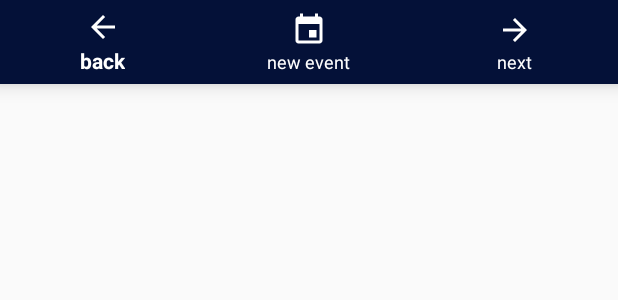
After one commit to juampiludu/Astronomer, an Android app: the layout botton_nav.xml on its own in the app's theme, with its tools: preview values and no code run, on a phone screen of 412 x 824 dp. The commit adds this screen. Shown: the top 300 px of the screen. Run offline under Robolectric (Android 15) with nearby library versions, the phone set to English and light mode, and no system bars; Roboto replaces fonts that are not available here.

Commit message:
fab replaced with bottom nav view

```diff
--- a/app/src/main/res/drawable/ic_add.xml
+++ /dev/null
@@ -1,5 +0,0 @@
-<vector android:height="24dp" android:tint="#FFFFFF"
-    android:viewportHeight="24.0" android:viewportWidth="24.0"
-    android:width="24dp" xmlns:android="http://schemas.android.com/apk/res/android">
-    <path android:fillColor="#FF000000" android:pathData="M19,13h-6v6h-2v-6H5v-2h6V5h2v6h6v2z"/>
-</vector>
--- /dev/null
+++ b/app/src/main/res/drawable/ic_arrow_back.xml
@@ -0,0 +1,5 @@
+<vector android:height="24dp" android:tint="#FFFFFF"
+    android:viewportHeight="24.0" android:viewportWidth="24.0"
+    android:width="24dp" xmlns:android="http://schemas.android.com/apk/res/android">
+    <path android:fillColor="#FF000000" android:pathData="M20,11H7.83l5.59,-5.59L12,4l-8,8 8,8 1.41,-1.41L7.83,13H20v-2z"/>
+</vector>
--- /dev/null
+++ b/app/src/main/res/drawable/ic_arrow_forward.xml
@@ -0,0 +1,5 @@
+<vector android:height="24dp" android:tint="#FFFFFF"
+    android:viewportHeight="24.0" android:viewportWidth="24.0"
+    android:width="24dp" xmlns:android="http://schemas.android.com/apk/res/android">
+    <path android:fillColor="#FF000000" android:pathData="M12,4l-1.41,1.41L16.17,11H4v2h12.17l-5.58,5.59L12,20l8,-8z"/>
+</vector>
--- /dev/null
+++ b/app/src/main/res/drawable/ic_event.xml
@@ -0,0 +1,5 @@
+<vector android:height="24dp" android:tint="#FFFFFF"
+    android:viewportHeight="24.0" android:viewportWidth="24.0"
+    android:width="24dp" xmlns:android="http://schemas.android.com/apk/res/android">
+    <path android:fillColor="#FF000000" android:pathData="M17,12h-5v5h5v-5zM16,1v2L8,3L8,1L6,1v2L5,3c-1.11,0 -1.99,0.9 -1.99,2L3,19c0,1.1 0.89,2 2,2h14c1.1,0 2,-0.9 2,-2L21,5c0,-1.1 -0.9,-2 -2,-2h-1L18,1h-2zM19,19L5,19L5,8h14v11z"/>
+</vector>
--- /dev/null
+++ b/app/src/main/res/layout/botton_nav.xml
@@ -0,0 +1,13 @@
+<?xml version="1.0" encoding="utf-8"?>
+<com.google.android.material.bottomnavigation.BottomNavigationView xmlns:android="http://schemas.android.com/apk/res/android"
+    xmlns:app="http://schemas.android.com/apk/res-auto"
+    android:id="@+id/bottomNav"
+    android:background="@color/colorPrimary"
+    android:layout_width="match_parent"
+    android:layout_height="wrap_content"
+    android:layout_alignParentBottom="true"
+    app:itemIconTint="#FFFFFF"
+    app:itemTextColor="#FFFFFF"
+    app:menu="@menu/bottom_nav_menu">
+
+</com.google.android.material.bottomnavigation.BottomNavigationView>
--- /dev/null
+++ b/app/src/main/res/menu/bottom_nav_menu.xml
@@ -0,0 +1,23 @@
+<?xml version="1.0" encoding="utf-8"?>
+<menu xmlns:android="http://schemas.android.com/apk/res/android">
+
+    <item
+        android:id="@+id/back"
+        android:icon="@drawable/ic_arrow_back"
+        android:title="@string/back"
+        />
+
+    <item
+        android:id="@+id/event"
+        android:icon="@drawable/ic_event"
+        android:title="@string/event"
+        />
+
+    <item
+        android:id="@+id/next"
+        android:icon="@drawable/ic_arrow_forward"
+        android:title="@string/next"
+        />
+
+
+</menu>
--- a/app/src/main/res/values/strings.xml
+++ b/app/src/main/res/values/strings.xml
@@ -23,6 +23,10 @@
     <string name="weight11">Moon</string>
     <string name="weight_button">Calculate!</string>
 
+    <string name="back">back</string>
+    <string name="event">new event</string>
+    <string name="next">next</string>
+
     <string name="general_info">The equation to know your weight in other planets is:</string>
     <string name="general_info2">- (*YourWeight(kg)* x *TheGravityAcelerationOfSomePlanet*) / *EarthGravityAceleration* -</string>
     <string name="general_info3">For example in Mars:</string>
```
Also changed, not shown: app/src/main/java/com/example/astronomer/MainActivity.kt (+0 -10 lines), app/src/main/java/com/example/astronomer/ui/eclipses/EclipsesFragment.kt (+33 -12 lines), app/src/main/res/layout/fab_button.xml (deleted, +0 -16 lines), app/src/main/res/layout/fragment_eclipses.xml (+5 -9 lines), 3 other files.
